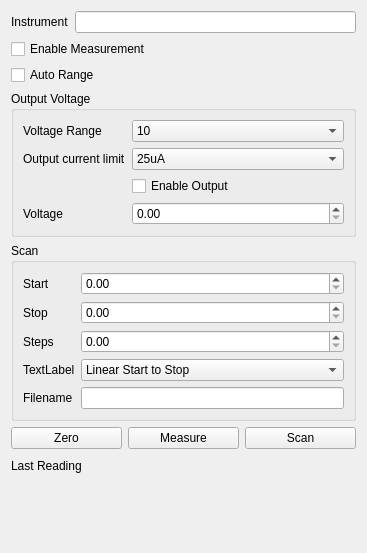
Above: ui/PicoampMeterControl.ui from MonroeQuantumNetworks/IonControl before the change. Below: the same form after it.
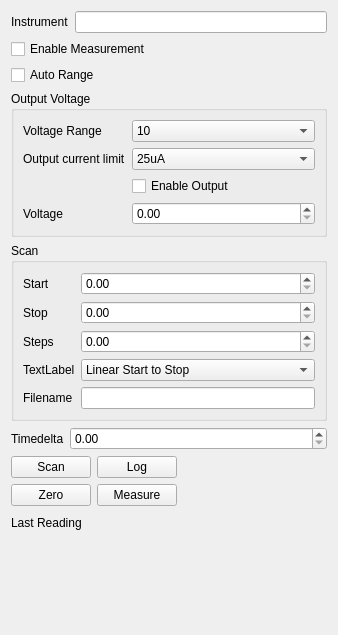
That is the form after the change. Custom widgets are drawn as their Qt base class.

Patch:
```diff
--- a/ui/PicoampMeterControl.ui
+++ b/ui/PicoampMeterControl.ui
@@ -6,8 +6,8 @@
    <rect>
     <x>0</x>
     <y>0</y>
-    <width>367</width>
-    <height>553</height>
+    <width>338</width>
+    <height>635</height>
    </rect>
   </property>
   <property name="windowTitle">
@@ -213,28 +213,72 @@
     </widget>
    </item>
    <item>
-    <layout class="QHBoxLayout" name="horizontalLayout">
-     <item>
-      <widget class="QPushButton" name="zeroButton">
+    <layout class="QGridLayout" name="gridLayout_3">
+     <item row="0" column="0">
+      <widget class="QLabel" name="label_11">
        <property name="text">
-        <string>Zero</string>
+        <string>Timedelta</string>
        </property>
       </widget>
      </item>
-     <item>
+     <item row="0" column="1">
+      <widget class="MagnitudeSpinBox" name="timeDeltaEdit">
+       <property name="sizePolicy">
+        <sizepolicy hsizetype="Minimum" vsizetype="Fixed">
+         <horstretch>1</horstretch>
+         <verstretch>0</verstretch>
+        </sizepolicy>
+       </property>
+      </widget>
+     </item>
+    </layout>
+   </item>
+   <item>
+    <layout class="QGridLayout" name="gridLayout_4">
+     <item row="1" column="1">
       <widget class="QPushButton" name="measureButton">
        <property name="text">
         <string>Measure</string>
        </property>
       </widget>
      </item>
-     <item>
+     <item row="1" column="0">
+      <widget class="QPushButton" name="zeroButton">
+       <property name="text">
+        <string>Zero</string>
+       </property>
+      </widget>
+     </item>
+     <item row="0" column="0">
       <widget class="QPushButton" name="scanButton">
        <property name="text">
         <string>Scan</string>
        </property>
       </widget>
      </item>
+     <item row="0" column="1">
+      <widget class="QPushButton" name="logButton">
+       <property name="text">
+        <string>Log</string>
+       </property>
+       <property name="checkable">
+        <bool>true</bool>
+       </property>
+      </widget>
+     </item>
+     <item row="0" column="2">
+      <spacer name="horizontalSpacer">
+       <property name="orientation">
+        <enum>Qt::Horizontal</enum>
+       </property>
+       <property name="sizeHint" stdset="0">
+        <size>
+         <width>40</width>
+         <height>20</height>
+        </size>
+       </property>
+      </spacer>
+     </item>
     </layout>
    </item>
    <item>
```
